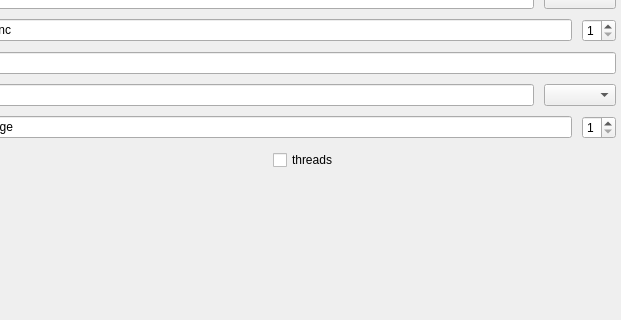
Above: qt/checkers/mainwindow.ui from romaincarlsen/EtudesPratiques before the change; both pictures show x 179 to 800 and y 87 to 407 of the 800 by 600 pixel window. Below: the same form after it.
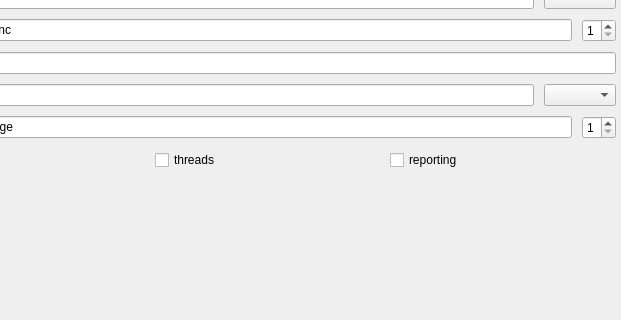
That is the form after the change.

Commit message: preparation choix du reporting

The edit to the form file:
```diff
--- a/qt/checkers/mainwindow.ui
+++ b/qt/checkers/mainwindow.ui
@@ -324,6 +324,13 @@
           </property>
          </widget>
         </item>
+        <item>
+         <widget class="QCheckBox" name="reporting">
+          <property name="text">
+           <string>reporting</string>
+          </property>
+         </widget>
+        </item>
        </layout>
       </item>
       <item>
```
The commit also changes 18 other files.
